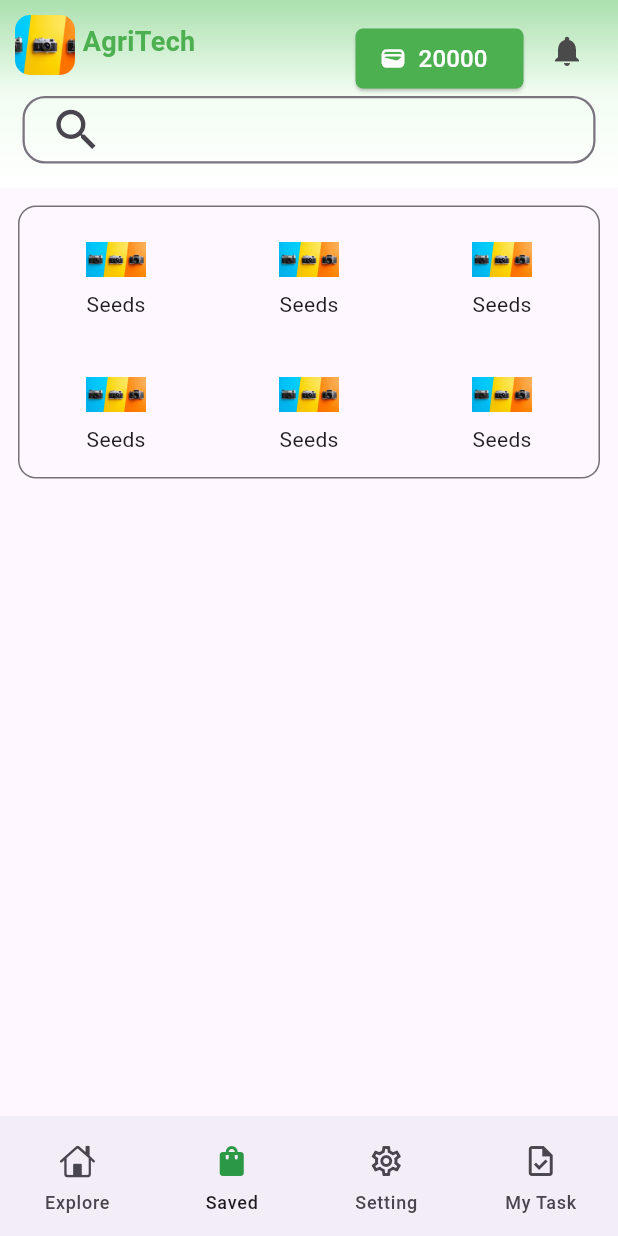
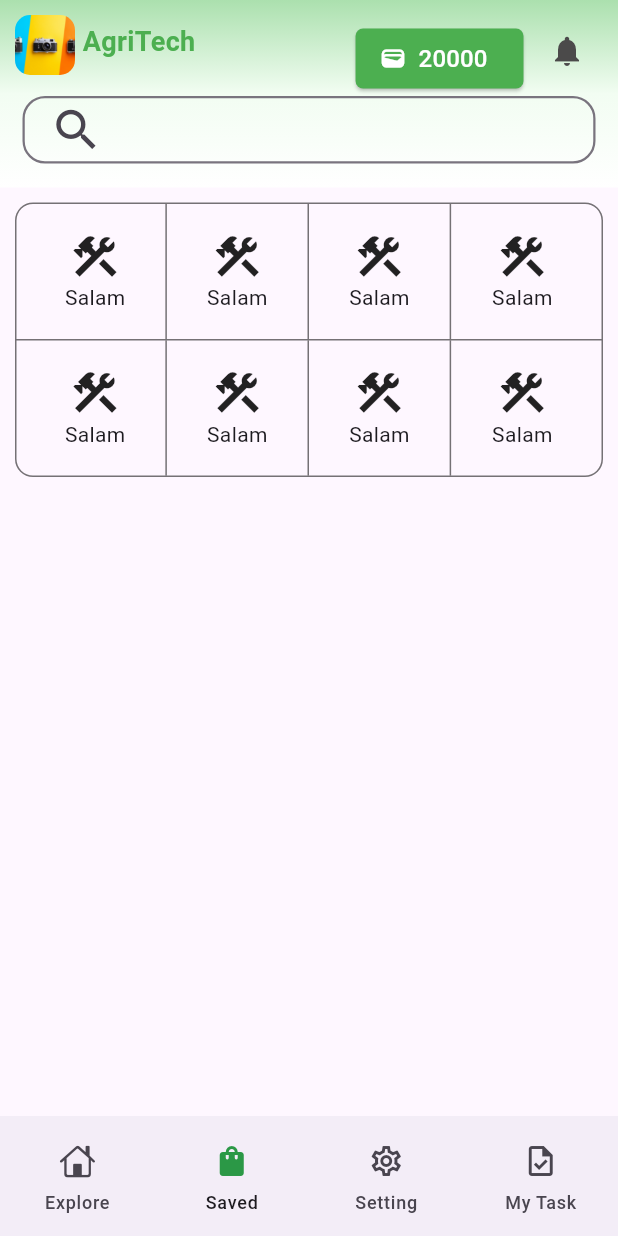
Before and after one commit to ilemansumaher/hasyl_taze, a Flutter app: the screen it shows after launch, swiped to page 2, on a phone screen of 412 x 824 dp. Run offline on Flutter 3.47's test engine with Material 3 defaults, Android fonts, the light colour scheme and no system bars.

Commit message:
second page

```diff
--- a/lib/screens/sendcotton/peresentation/category_cards.dart
+++ b/lib/screens/sendcotton/peresentation/category_cards.dart
@@ -1,159 +1,96 @@
 import 'package:flutter/material.dart';
 
 class CategoryProcts extends StatelessWidget {
-  const CategoryProcts({super.key});
-
   @override
   Widget build(BuildContext context) {
-    return Column(
+    return Padding(
+      padding: EdgeInsets.all(10.0),
+      child: Column(
+        mainAxisAlignment: MainAxisAlignment.spaceBetween,
+        crossAxisAlignment: CrossAxisAlignment.center,
         children: [
           Container(
-          decoration: const BoxDecoration(
+            decoration: BoxDecoration(
               border: Border(
-              top: BorderSide(
-                color: Colors.black54,
+                top: BorderSide(color: Colors.black54),
+                left: BorderSide(color: Colors.black54),
+                right: BorderSide(color: Colors.black54),
               ),
-              left: BorderSide(
-                color: Colors.black54,
-              ),
-              right: BorderSide(
-                color: Colors.black54,
-              ),
-            ),
-            borderRadius: BorderRadius.only(
-              topLeft: Radius.circular(12.0),
-              topRight: Radius.circular(12.0),
+              borderRadius: BorderRadius.vertical(
+                top: Radius.circular(12.0),
               ),
             ),
             child: Row(
-            mainAxisAlignment: MainAxisAlignment.spaceAround,
               crossAxisAlignment: CrossAxisAlignment.center,
+              mainAxisAlignment: MainAxisAlignment.center,
               children: [
-              SizedBox(
-                height: 90,
-                width: 85,
-                child: Column(
-                  mainAxisAlignment: MainAxisAlignment.center,
-                  crossAxisAlignment: CrossAxisAlignment.center,
-                  children: [
-                    SizedBox(
-                      height: 40,
-                      width: 40,
-                      child: Image.asset("assets/images/image_pro.jpg"),
-                    ),
-                    const Text("Seeds"),
+                CardReady(true, false),
+                CardReady(true, false),
+                CardReady(true, false),
+                CardReady(false, false),
               ],
             ),
           ),
-              SizedBox(
-                height: 90,
-                width: 85,
-                child: Column(
-                  mainAxisAlignment: MainAxisAlignment.center,
-                  crossAxisAlignment: CrossAxisAlignment.center,
-                  children: [
-                    SizedBox(
-                      height: 40,
-                      width: 40,
-                      child: Image.asset("assets/images/image_pro.jpg"),
+          Container(
+            decoration: BoxDecoration(
+              border: Border.all(
+                color: Colors.black54,
               ),
-                    const Text("Seeds"),
-                  ],
+              borderRadius: BorderRadius.vertical(
+                bottom: Radius.circular(12.0),
               ),
             ),
-              SizedBox(
-                height: 90,
-                width: 85,
-                child: Column(
+            child: Row(
+              crossAxisAlignment: CrossAxisAlignment.center,
               mainAxisAlignment: MainAxisAlignment.center,
-                  crossAxisAlignment: CrossAxisAlignment.center,
               children: [
-                    SizedBox(
-                      height: 40,
-                      width: 40,
-                      child: Image.asset("assets/images/image_pro.jpg"),
-                    ),
-                    const Text("Seeds"),
+                CardReady(true, false),
+                CardReady(true, false),
+                CardReady(true, false),
+                CardReady(false, false),
               ],
             ),
           ),
         ],
       ),
-        ),
-        Container(
-          decoration: const BoxDecoration(
+    );
+  }
+}
+
+// ignore: must_be_immutable
+class CardReady extends StatelessWidget {
+  bool? rightBorder;
+  bool? leftBorder;
+  CardReady(this.rightBorder, this.leftBorder);
+
+  @override
+  Widget build(BuildContext context) {
+    return Container(
+      decoration: BoxDecoration(
         border: Border(
-              bottom: BorderSide(
-                color: Colors.black54,
-              ),
-              left: BorderSide(
-                color: Colors.black54,
-              ),
-              right: BorderSide(
-                color: Colors.black54,
+          right: rightBorder == true
+              ? BorderSide(color: Colors.black54)
+              : BorderSide.none,
+          left: leftBorder == true
+              ? BorderSide(color: Colors.black54)
+              : BorderSide.none,
         ),
       ),
-            borderRadius: BorderRadius.only(
-              bottomLeft: Radius.circular(12.0),
-              bottomRight: Radius.circular(12.0),
-            ),
-          ),
-          child: Row(
-            mainAxisAlignment: MainAxisAlignment.spaceAround,
-            crossAxisAlignment: CrossAxisAlignment.center,
-            children: [
-              SizedBox(
       height: 90,
-                width: 85,
+      width: MediaQuery.of(context).size.width * 0.23,
       child: Column(
         mainAxisAlignment: MainAxisAlignment.center,
         crossAxisAlignment: CrossAxisAlignment.center,
         children: [
-                    SizedBox(
-                      height: 40,
-                      width: 40,
-                      child: Image.asset("assets/images/image_pro.jpg"),
+          Icon(
+            Icons.construction_outlined,
+            size: 35.0,
           ),
-                    const Text("Seeds"),
-                  ],
-                ),
-              ),
-              SizedBox(
-                height: 90,
-                width: 85,
-                child: Column(
-                  mainAxisAlignment: MainAxisAlignment.center,
-                  crossAxisAlignment: CrossAxisAlignment.center,
-                  children: [
-                    SizedBox(
-                      height: 40,
-                      width: 40,
-                      child: Image.asset("assets/images/image_pro.jpg"),
-                    ),
-                    const Text("Seeds"),
-                  ],
-                ),
-              ),
-              SizedBox(
-                height: 90,
-                width: 85,
-                child: Column(
-                  mainAxisAlignment: MainAxisAlignment.center,
-                  crossAxisAlignment: CrossAxisAlignment.center,
-                  children: [
-                    SizedBox(
-                      height: 40,
-                      width: 40,
-                      child: Image.asset("assets/images/image_pro.jpg"),
-                    ),
-                    const Text("Seeds"),
-                  ],
-                ),
+          Text(
+            "Salam",
           ),
         ],
       ),
-        ),
-      ],
     );
   }
 }
--- a/lib/screens/sendcotton/send_screen.dart
+++ b/lib/screens/sendcotton/send_screen.dart
@@ -14,10 +14,7 @@ class SendCotton extends StatelessWidget {
         SliverList(
           delegate: SliverChildListDelegate(
             [
-             const Padding(
-                padding: const EdgeInsets.all(12.0),
-                child: CategoryProcts(),
-              ),
+              CategoryProcts(),
             ],
           ),
         ),
```
Lines whose indentation alone changed are shown as unchanged.
